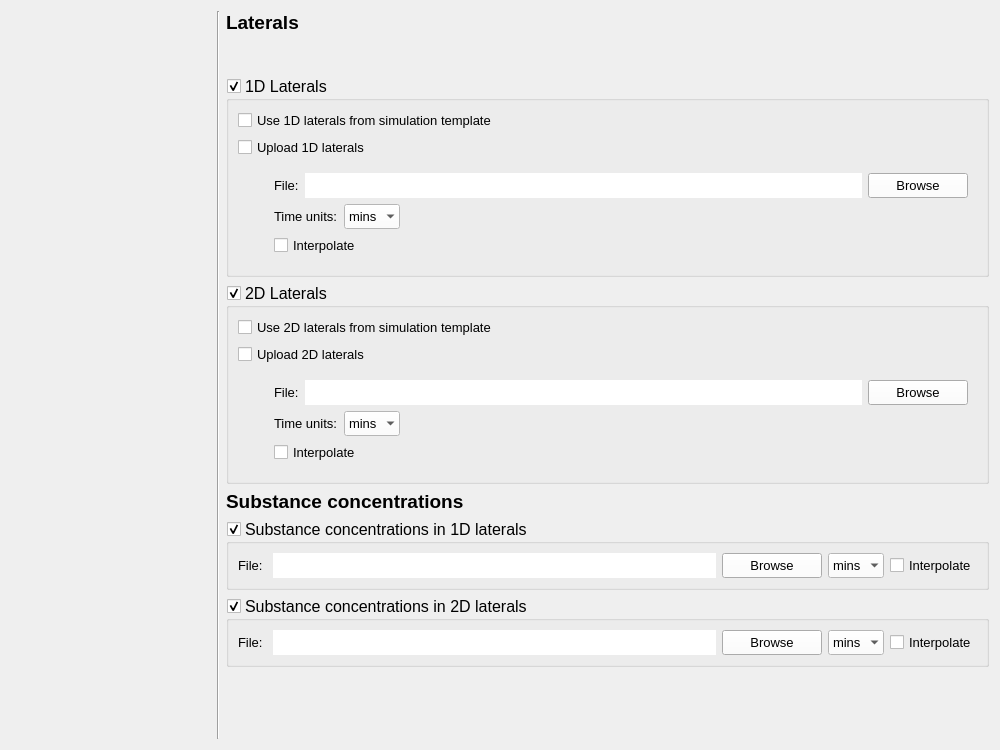
nens/threedi-api-qgis-client, file threedi_models_and_simulations/ui/simulation_wizard/page_laterals.ui: the form before one commit.
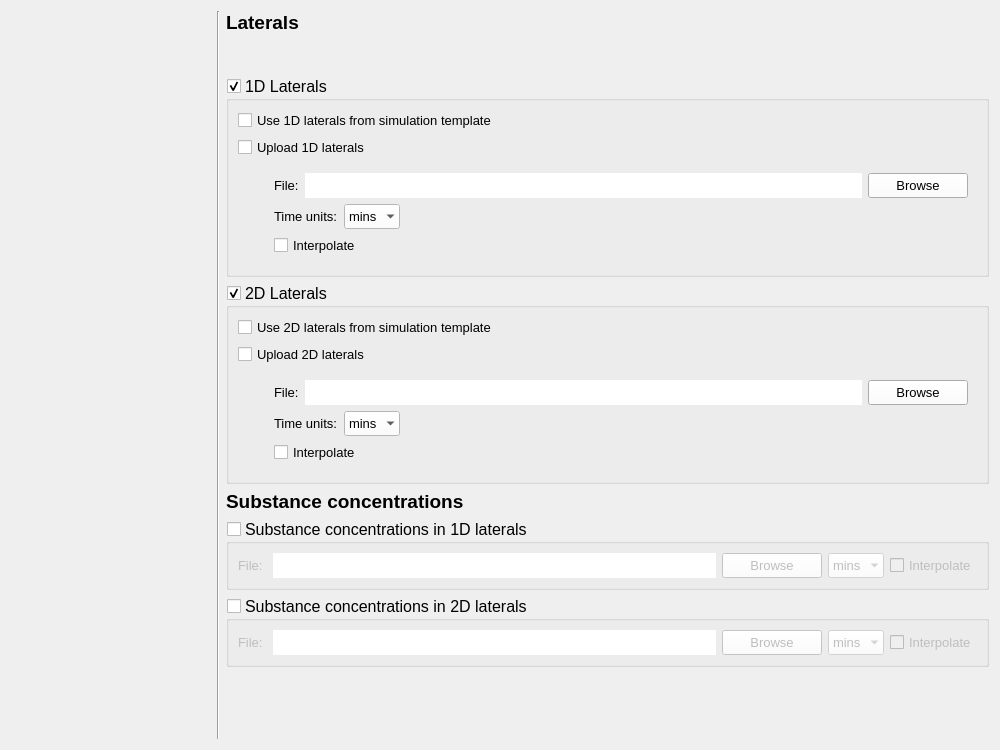
The form after the commit.

Commit message: manipulate substance checkboxes

The edit to the form file:
```diff
--- a/threedi_models_and_simulations/ui/simulation_wizard/page_laterals.ui
+++ b/threedi_models_and_simulations/ui/simulation_wizard/page_laterals.ui
@@ -77,6 +77,9 @@
      <property name="checkable">
       <bool>true</bool>
      </property>
+     <property name="checked">
+      <bool>false</bool>
+     </property>
      <layout class="QGridLayout" name="gridLayout_1">
       <property name="leftMargin">
        <number>9</number>
@@ -936,6 +939,9 @@
      <property name="checkable">
       <bool>true</bool>
      </property>
+     <property name="checked">
+      <bool>false</bool>
+     </property>
      <layout class="QGridLayout" name="gridLayout_6">
       <property name="leftMargin">
        <number>9</number>
```
The commit also changes 1 other file.
